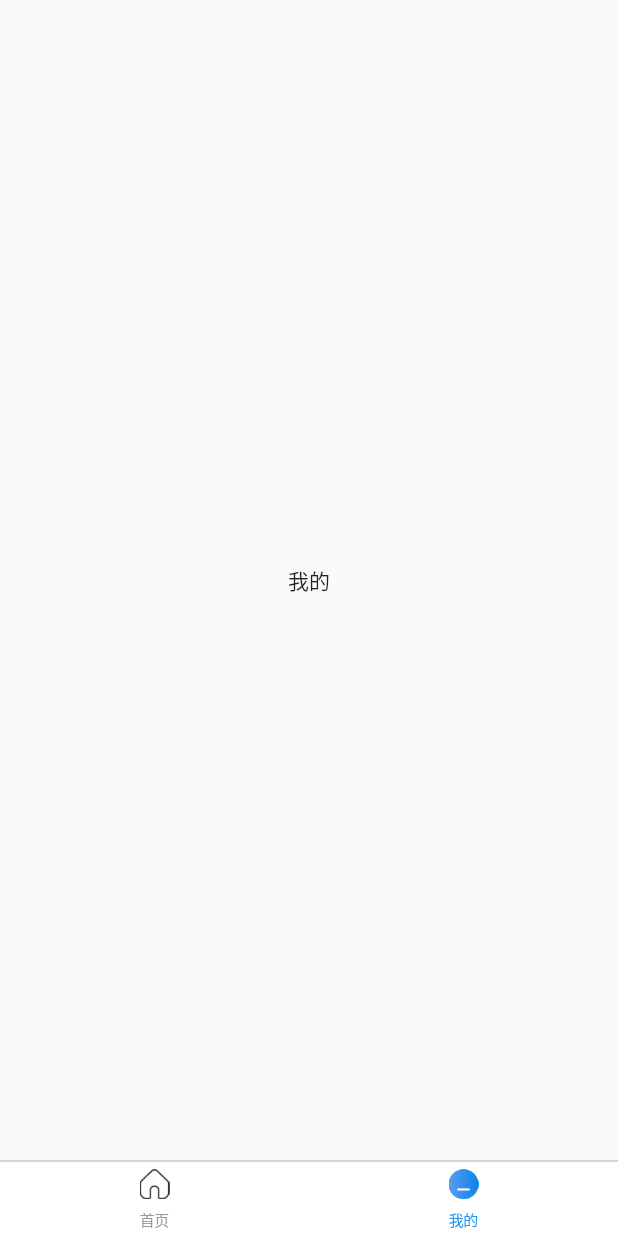
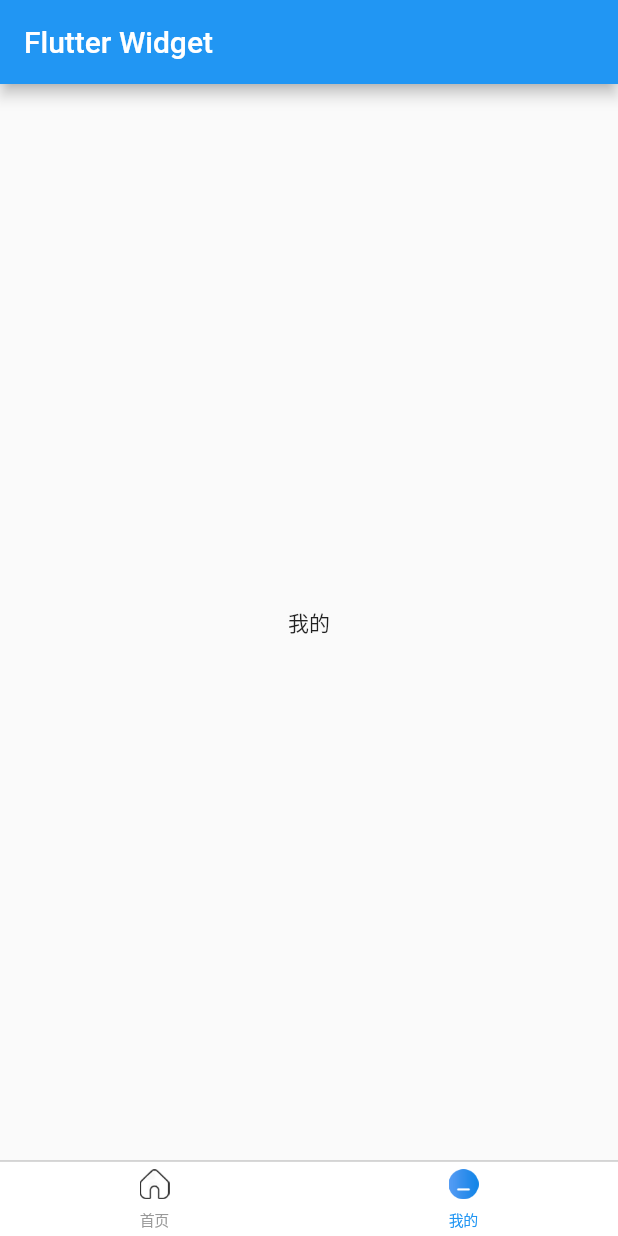
Before and after one commit to LiWenHui96/flutter_widget_dome, a Flutter app: the screen it shows after launch, after a tap on "我的", on a phone screen of 412 x 824 dp. Run offline on Flutter 3.47's test engine with Material 2 defaults, Android fonts, the phone set to English and light mode, and no system bars; our stand-ins replace fluttertoast.

Commit message:
fix:修改首页页面；实现list显示widget.json数据

```diff
--- /dev/null
+++ b/lib/model/model.dart
@@ -0,0 +1,6 @@
+/// @Author: LWH
+/// @Host: liwenhui
+/// @Date: 2021/01/29 5:28 PM
+/// @Describe:
+
+export "model_widget_info.dart";
--- /dev/null
+++ b/lib/model/model_widget_info.dart
@@ -0,0 +1,19 @@
+/// @Author: LWH
+/// @Host: liwenhui
+/// @Date: 2021/01/29 5:27 PM
+/// @Describe:
+
+class WidgetInfoModel {
+  String type;
+  String title;
+
+  WidgetInfoModel({
+    this.type,
+    this.title,
+  });
+
+  WidgetInfoModel.fromJson(Map<String, dynamic> json) {
+    type = json["type"];
+    title = json["title"];
+  }
+}
--- a/lib/page/home/page_home.dart
+++ b/lib/page/home/page_home.dart
@@ -1,5 +1,10 @@
 import 'package:flutter/material.dart';
 import 'package:flutter_widget_demo/base_state.dart';
+import 'package:flutter_widget_demo/page/home/widget/widgets.dart';
+import 'package:flutter_widget_demo/provider/provider.dart';
+import 'package:flutter_widget_demo/util/util.dart';
+import 'package:flutter_widget_demo/widget/widget.dart';
+import 'package:provider/provider.dart';
 
 /// @Author: LWH
 /// @Host: liwenhui
@@ -12,11 +17,29 @@ class HomePage extends StatefulWidget {
 }
 
 class _HomePageState extends BaseState<HomePage> {
+  HomeProvider _provider;
+
   @override
   Widget build(BuildContext context) {
-    return Container(
-      child: Center(
-        child: Text("首页"),
+    return ChangeNotifierProvider(
+      create: (_) => HomeProvider(),
+      child: Consumer<HomeProvider>(
+        builder: (context, provider, _) {
+          this._provider = provider;
+
+          return Container(
+            child: ListView.builder(
+              itemCount: _provider.widgetInfoList.length,
+              itemBuilder: (c, index) {
+                return HomeListWidget(
+                  widgetInfoModel: _provider.widgetInfoList[index],
+                  onTap: (model) async {
+                  },
+                );
+              },
+            ),
+          );
+        },
       ),
     );
   }
--- /dev/null
+++ b/lib/page/home/widget/about_dialog_widget_page.dart
@@ -0,0 +1,24 @@
+import 'package:flutter/material.dart';
+import 'package:flutter_widget_demo/base_state.dart';
+
+/// @Author: LWH
+/// @Host: liwenhui
+/// @Date: 2021/02/01 9:44 AM
+/// @Describe:
+
+class AboutDialogWidgetPage extends StatefulWidget {
+  @override
+  _AboutDialogWidgetPageState createState() => _AboutDialogWidgetPageState();
+}
+
+class _AboutDialogWidgetPageState extends BaseState<AboutDialogWidgetPage> {
+  @override
+  Widget build(BuildContext context) {
+    return Scaffold(
+      appBar: AppBar(
+        title: Text("AboutDialog"),
+      ),
+      body: Container(),
+    );
+  }
+}
--- /dev/null
+++ b/lib/page/home/widget/widgets.dart
@@ -0,0 +1,6 @@
+/// @Author: LWH
+/// @Host: liwenhui
+/// @Date: 2021/02/01 9:50 AM
+/// @Describe:
+
+export "about_dialog_widget_page.dart";
--- a/lib/page/page_main.dart
+++ b/lib/page/page_main.dart
@@ -71,6 +71,11 @@ class _MainPageState extends BaseState<MainPage> {
       child: Consumer<MainTabProvider>(
         builder: (context, provider, _) {
           return Scaffold(
+            appBar: AppBar(
+              title: Text(
+                "Flutter Widget"
+              ),
+            ),
             body: IndexedStack(
               index: provider.currentIndex,
               children: _tabPageList,
--- a/lib/provider/provider_home.dart
+++ b/lib/provider/provider_home.dart
@@ -1,3 +1,7 @@
+import 'dart:convert';
+
+import 'package:flutter/services.dart';
+import 'package:flutter_widget_demo/model/model.dart';
 import 'package:flutter_widget_demo/provider/provider_base.dart';
 
 /// @Author: LWH
@@ -6,5 +10,25 @@ import 'package:flutter_widget_demo/provider/provider_base.dart';
 /// @Describe:
 
 class HomeProvider extends BaseProvider {
+  List<WidgetInfoModel> _widgetInfoList = [];
 
+  HomeProvider() {
+    setWidgetInfoList();
+  }
+
+  List<WidgetInfoModel> get widgetInfoList => _widgetInfoList;
+
+  Future<void> setWidgetInfoList() async {
+    var jsonString = await rootBundle.loadString("assets/json/widget_list.json");
+
+    var jsonData = json.decode(jsonString);
+
+    if (jsonData != null) {
+      jsonData.forEach((v) {
+        _widgetInfoList.add(WidgetInfoModel.fromJson(v));
+      });
+    }
+
+    notifyListeners();
+  }
 }
```
